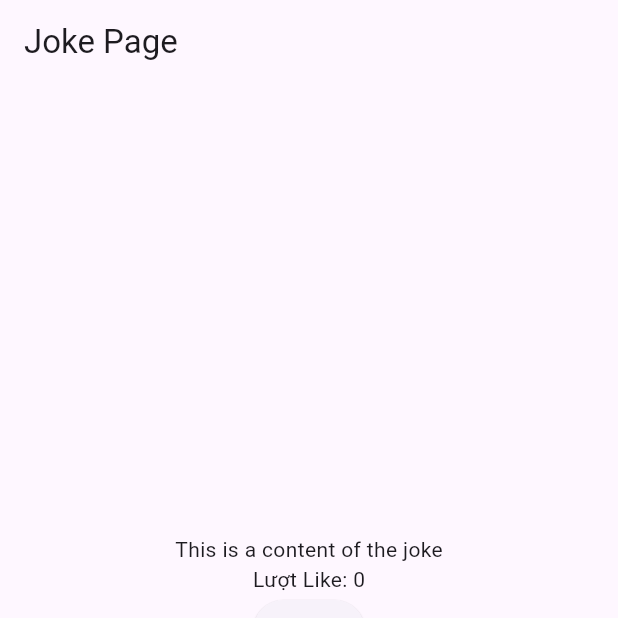
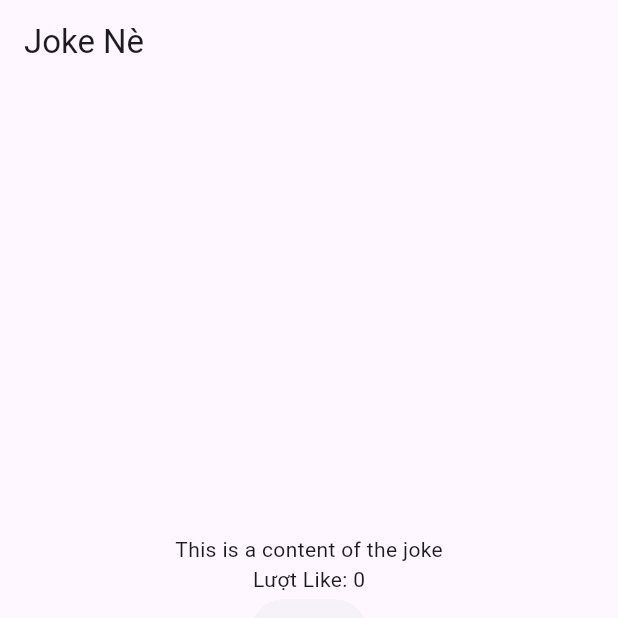
Before and after one commit to hihihihi252/Flutter_Mobile, a Flutter app: the JokePage screen opened directly, on a phone screen of 412 x 824 dp, the top half of it. Run offline on Flutter 3.47's test engine with Material 3 defaults, Android fonts, the phone set to English and light mode, and no system bars.

Commit message:
Update SetState.dart

```diff
--- a/ndl_dev/lib/SetState.dart
+++ b/ndl_dev/lib/SetState.dart
@@ -31,7 +31,7 @@ class _JokePageState extends State<JokePage> {
   Widget build(BuildContext context) {
     return Scaffold(
       appBar: AppBar(
-        title: const Text('Joke Page'),
+        title: const Text('Joke Nè'),
       ),
 
       body: Center(
```
